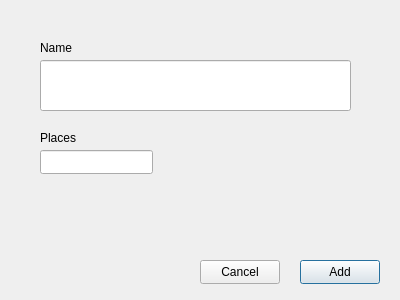
RomanMusijowski/CinemaApp, file room/addroom.ui: the form before one commit.
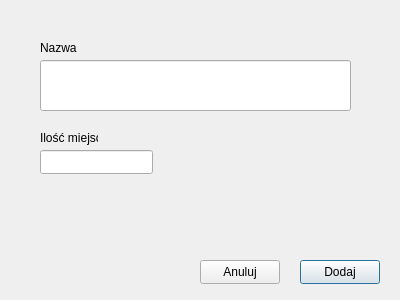
The form after the commit.

Commit message: polish text in addroom ui

```diff
--- a/room/addroom.ui
+++ b/room/addroom.ui
@@ -23,7 +23,7 @@
     </rect>
    </property>
    <property name="text">
-    <string>Add</string>
+    <string>Dodaj</string>
    </property>
   </widget>
   <widget class="QPushButton" name="cencal">
@@ -36,7 +36,7 @@
     </rect>
    </property>
    <property name="text">
-    <string>Cancel</string>
+    <string>Anuluj</string>
    </property>
   </widget>
   <widget class="QLineEdit" name="name">
@@ -69,7 +69,7 @@
     </rect>
    </property>
    <property name="text">
-    <string>Name</string>
+    <string>Nazwa</string>
    </property>
   </widget>
   <widget class="QLabel" name="label_2">
@@ -82,7 +82,7 @@
     </rect>
    </property>
    <property name="text">
-    <string>Places</string>
+    <string>Ilość miejsc</string>
    </property>
   </widget>
  </widget>
```
